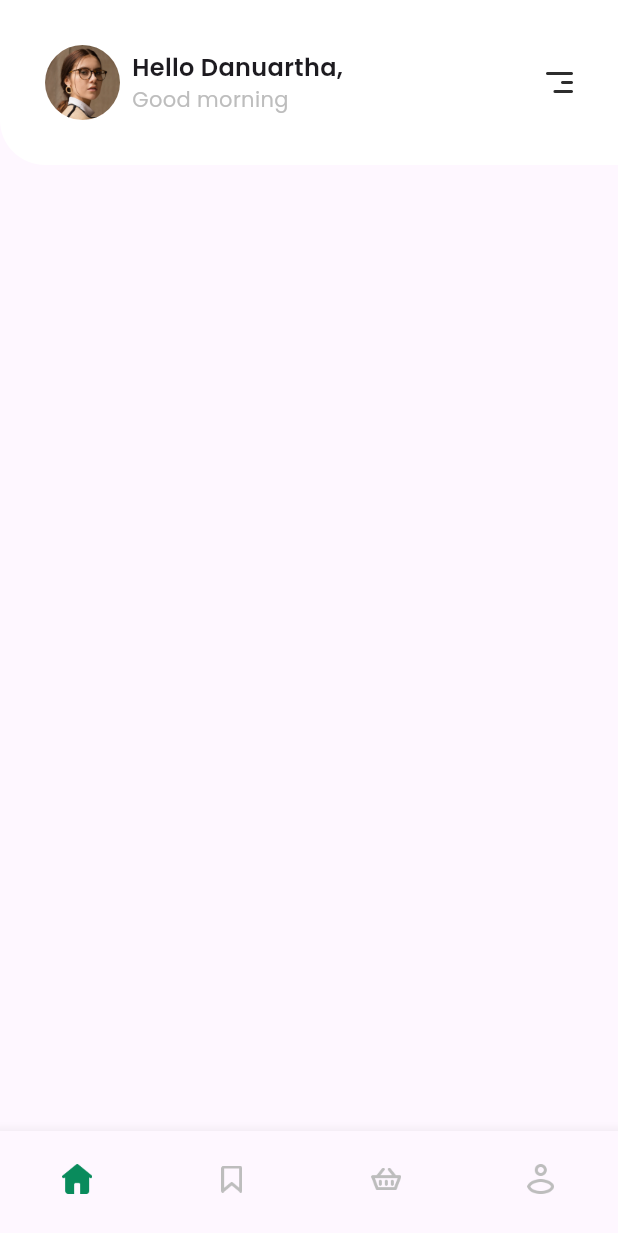
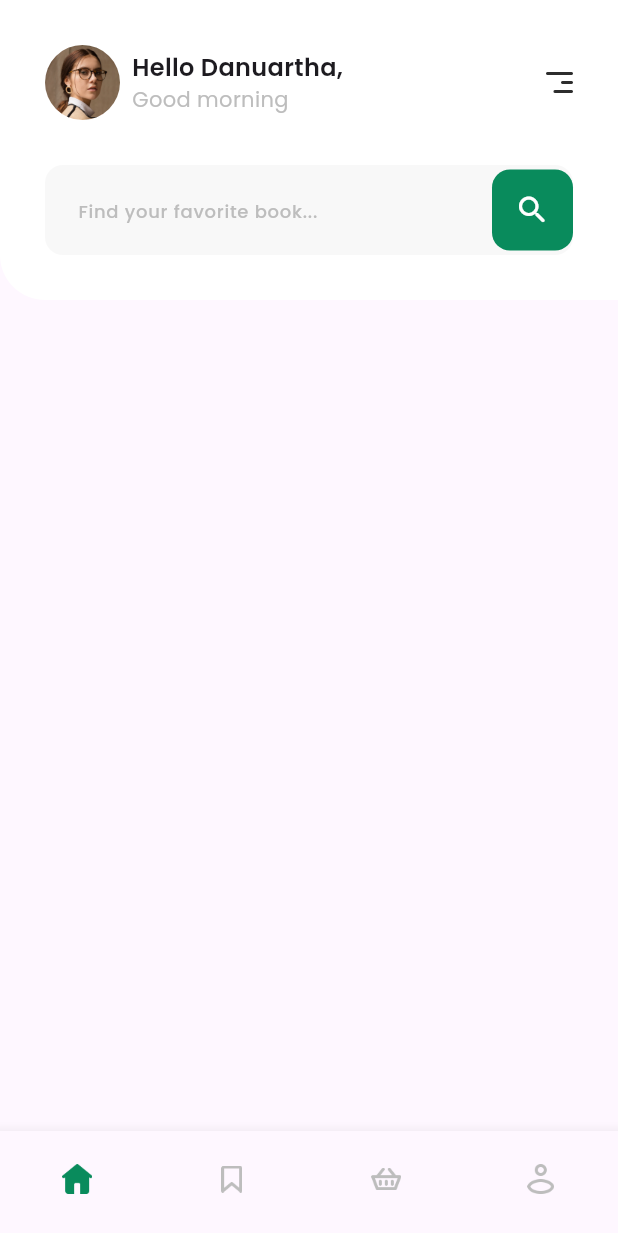
Before and after one commit to IdaDanuartha/ebook-flutter-ui, a Flutter app: the screen it shows after launch, on a phone screen of 412 x 824 dp. Shown: the top 1233 px of the screen. Run offline on Flutter 3.47's test engine with Material 3 defaults, Android fonts, the phone set to English and light mode, and no system bars; our stand-ins replace google_fonts.

Commit message:
search field component done

```diff
--- a/lib/screens/home/home_page.dart
+++ b/lib/screens/home/home_page.dart
@@ -45,6 +45,40 @@ class HomePage extends StatelessWidget {
       );
     }
 
+    Widget searchField() {
+      return Container(
+        margin: EdgeInsets.symmetric(
+          horizontal: 30
+        ),
+        child: TextField(
+          decoration: InputDecoration(
+            hintText: "Find your favorite book...",
+            hintStyle: mediumText12.copyWith(color: greyColor),
+            fillColor: greyColorSearchField,
+            filled: true,
+            border: OutlineInputBorder(
+              borderSide: BorderSide.none,
+              borderRadius: BorderRadius.all(Radius.circular(12))
+            ),
+            contentPadding: EdgeInsets.all(18),
+            suffixIcon: InkWell(
+              onTap: () {},
+              child: Container(
+                padding: EdgeInsets.all(15),
+                decoration: BoxDecoration(
+                  color: greenColor,
+                  borderRadius: BorderRadius.all(
+                    Radius.circular(12)
+                  )
+                ),
+                child: Icon(Icons.search_rounded, color: whiteColor,),
+              ),
+            )
+          ),
+        ),
+      );
+    }
+
     return Scaffold(
       body: ListView(
         children: [
@@ -59,7 +93,9 @@ class HomePage extends StatelessWidget {
               )
             ),
             child: Column(children: [
-              header()
+              header(),
+              SizedBox(height: 30),
+              searchField()
             ],),
           )
         ],
```
